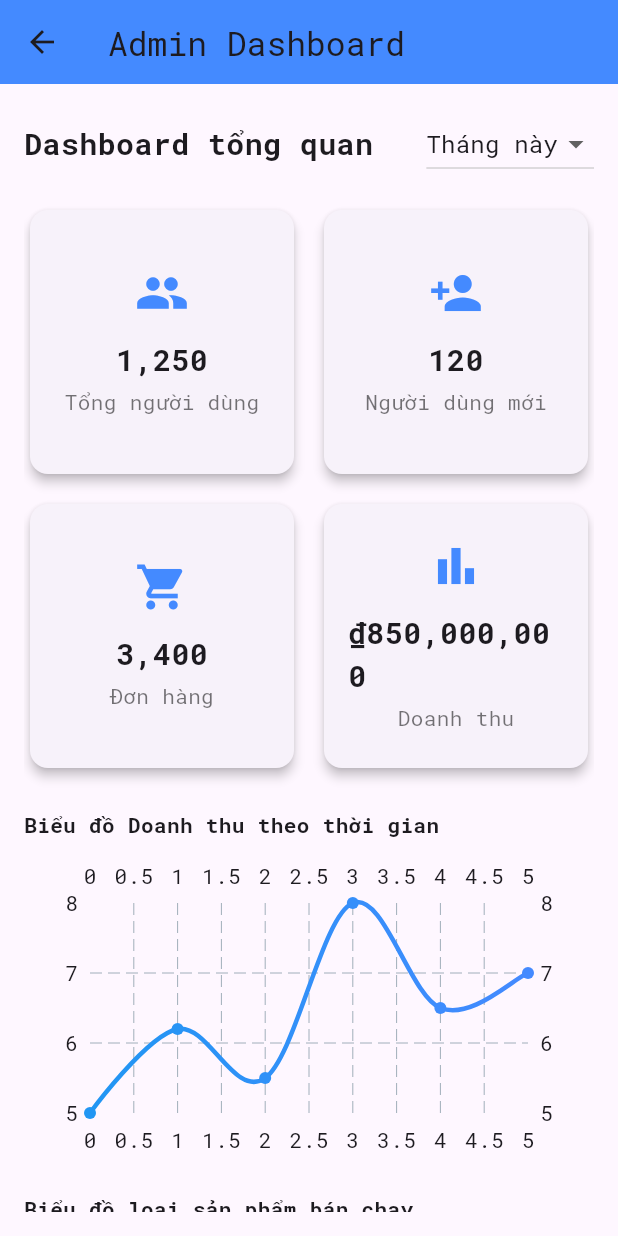
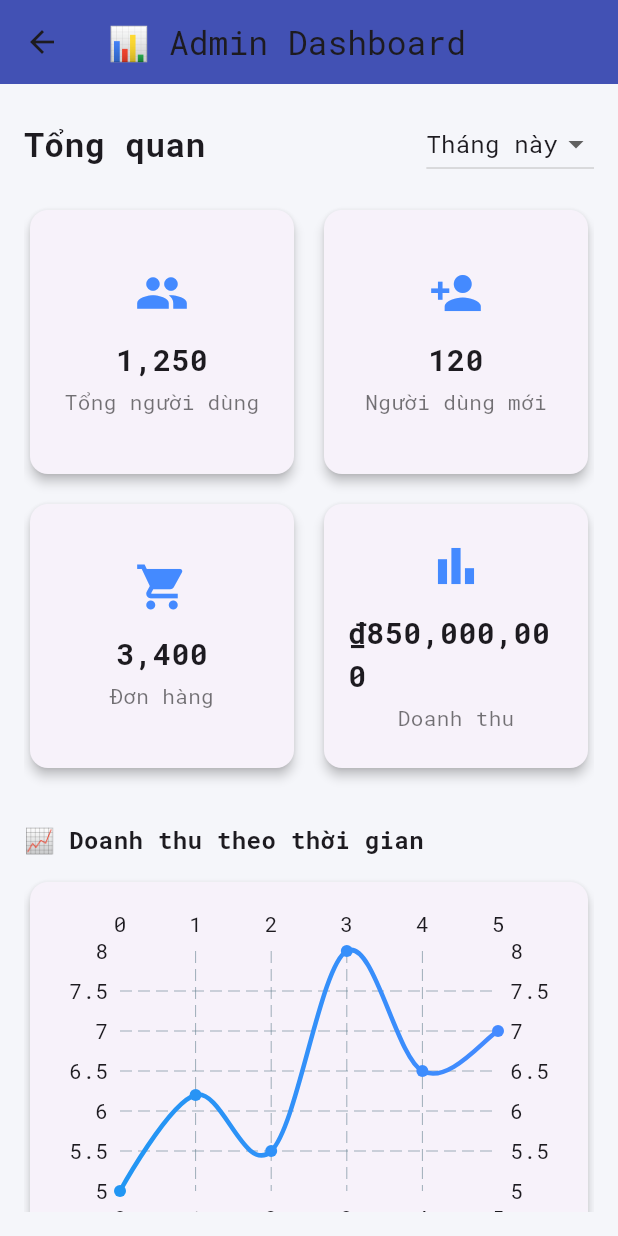
Before and after one commit to city314/CPMAD-FINALTERM, a Flutter app: the AdminDashboardScreen screen opened directly, on a phone screen of 412 x 824 dp. Run offline on Flutter 3.47's test engine with Material 3 defaults, Android fonts, the phone set to English and light mode, and no system bars; drawn by our look-alikes of fl_chart; our stand-ins replace go_router, image_picker, shared_preferences; accounts and stored records are empty; network calls fail.

Commit message:
updating admin_dashboard.dart

```diff
--- a/lib/screens/admin/admin_dashboard.dart
+++ b/lib/screens/admin/admin_dashboard.dart
@@ -23,9 +23,11 @@ class _AdminDashboardScreenState extends State<AdminDashboardScreen> {
   @override
   Widget build(BuildContext context) {
     return Scaffold(
+      backgroundColor: const Color(0xFFF5F6FA),
       appBar: AppBar(
-        title: const Text('Admin Dashboard'),
-        backgroundColor: Colors.blueAccent,
+        title: const Text('📊 Admin Dashboard'),
+        backgroundColor: Colors.indigo,
+        elevation: 2,
       ),
       body: Padding(
         padding: const EdgeInsets.all(16),
@@ -34,24 +36,52 @@ class _AdminDashboardScreenState extends State<AdminDashboardScreen> {
             Row(
               mainAxisAlignment: MainAxisAlignment.spaceBetween,
               children: [
-                const Text('Dashboard tổng quan', style: TextStyle(fontSize: 20, fontWeight: FontWeight.bold)),
+                const Text(
+                  'Tổng quan',
+                  style: TextStyle(fontSize: 22, fontWeight: FontWeight.bold),
+                ),
                 DropdownButton<String>(
                   value: selectedRange,
-                  items: ranges.map((range) => DropdownMenuItem(value: range, child: Text(range))).toList(),
+                  items: ranges
+                      .map((range) =>
+                      DropdownMenuItem(value: range, child: Text(range)))
+                      .toList(),
                   onChanged: (value) => setState(() => selectedRange = value!),
                 )
               ],
             ),
             const SizedBox(height: 16),
             _buildOverviewGrid(),
-            const SizedBox(height: 24),
-            const Text('Biểu đồ Doanh thu theo thời gian', style: TextStyle(fontWeight: FontWeight.bold)),
+            const SizedBox(height: 32),
+            const Text(
+              '📈 Doanh thu theo thời gian',
+              style: TextStyle(fontWeight: FontWeight.bold, fontSize: 16),
+            ),
             const SizedBox(height: 12),
-            SizedBox(height: 200, child: _buildLineChart()),
-            const SizedBox(height: 24),
-            const Text('Biểu đồ loại sản phẩm bán chạy', style: TextStyle(fontWeight: FontWeight.bold)),
+            Card(
+              elevation: 3,
+              shape:
+              RoundedRectangleBorder(borderRadius: BorderRadius.circular(12)),
+              child: Padding(
+                padding: const EdgeInsets.all(16),
+                child: SizedBox(height: 220, child: _buildLineChart()),
+              ),
+            ),
+            const SizedBox(height: 32),
+            const Text(
+              '📊 Tỷ lệ loại sản phẩm bán chạy',
+              style: TextStyle(fontWeight: FontWeight.bold, fontSize: 16),
+            ),
             const SizedBox(height: 12),
-            SizedBox(height: 200, child: _buildPieChart()),
+            Card(
+              elevation: 3,
+              shape:
+              RoundedRectangleBorder(borderRadius: BorderRadius.circular(12)),
+              child: Padding(
+                padding: const EdgeInsets.all(16),
+                child: SizedBox(height: 220, child: _buildPieChart()),
+              ),
+            ),
           ],
         ),
       ),
```
